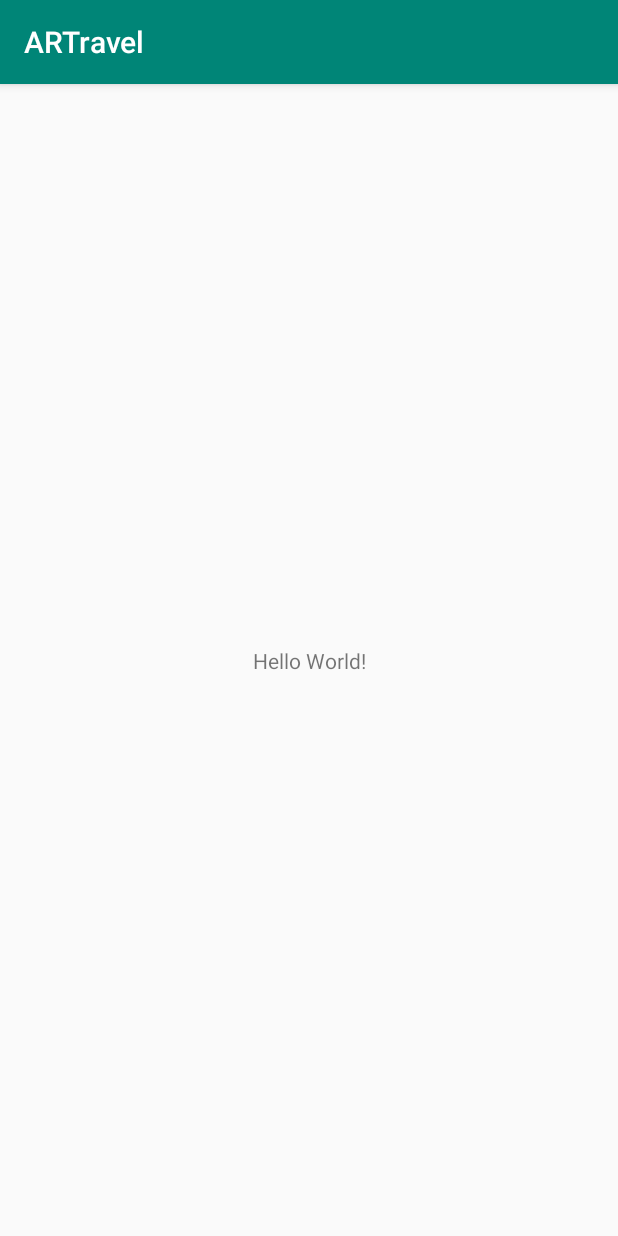
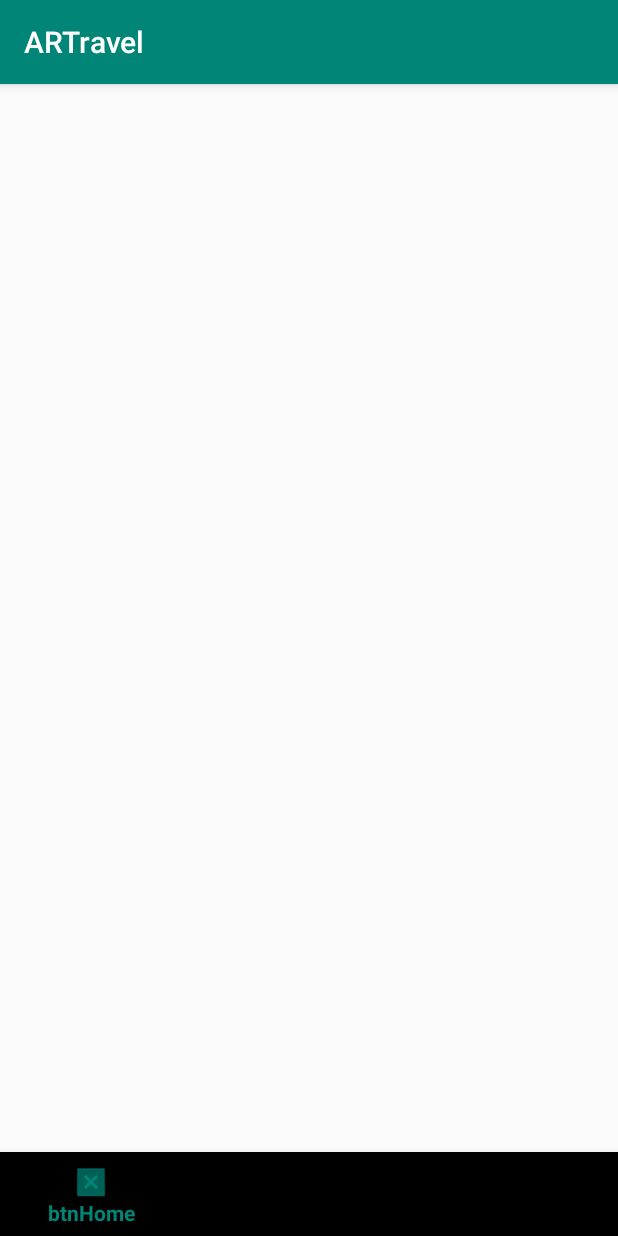
Before and after one commit to aiadames/AR-Travel-App, an Android app: the screen it shows after launch (MainActivity before the commit, HomeActivity after it), on a phone screen of 412 x 824 dp. Run offline under Robolectric (Android 15) with nearby library versions, the phone set to English and light mode, and no system bars; libraries missing offline, so code that uses them is left out: com.parse; 2 statements that could not run were skipped.

Commit message:
Lawrence - bottom navigation menu setup - intent triggered from main activity to launch home activity

```diff
--- a/app/src/main/java/com/example/artravel/MainActivity.java
+++ b/app/src/main/java/com/example/artravel/MainActivity.java
@@ -1,8 +1,11 @@
 package com.example.artravel;
 
+import android.content.Intent;
 import android.os.Bundle;
 
 import androidx.appcompat.app.AppCompatActivity;
+
+import com.example.artravel.Activities.HomeActivity;
 
 public class MainActivity extends AppCompatActivity {
 
@@ -10,5 +13,8 @@ public class MainActivity extends AppCompatActivity {
     protected void onCreate(Bundle savedInstanceState) {
         super.onCreate(savedInstanceState);
         setContentView(R.layout.activity_main);
+        Intent intent;
+        intent = new Intent(MainActivity.this, HomeActivity.class);
+        startActivity(intent);
     }
 }
--- a/app/src/main/res/layout/activity_home.xml
+++ b/app/src/main/res/layout/activity_home.xml
@@ -13,7 +13,7 @@
         android:layout_above="@id/bottom_navigation"
         />
 
-    <android.support.design.widget.BottomNavigationView
+    <com.google.android.material.bottomnavigation.BottomNavigationView
         android:id="@+id/bottom_navigation"
         android:layout_width="match_parent"
         android:layout_height="wrap_content"
```
